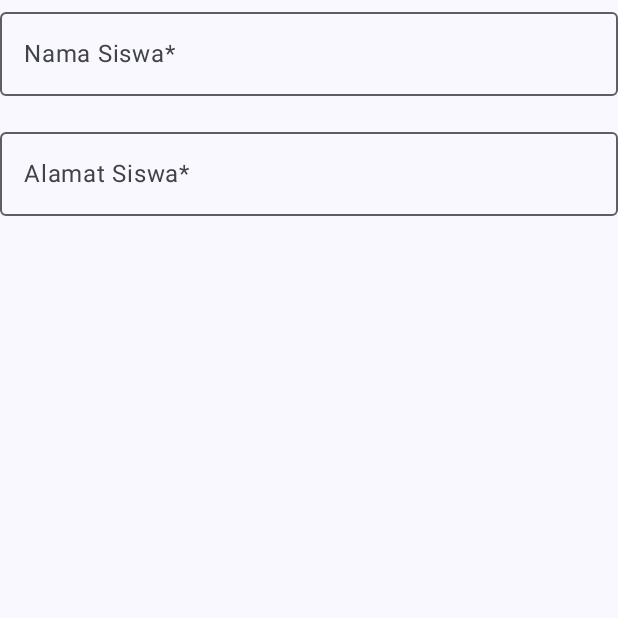
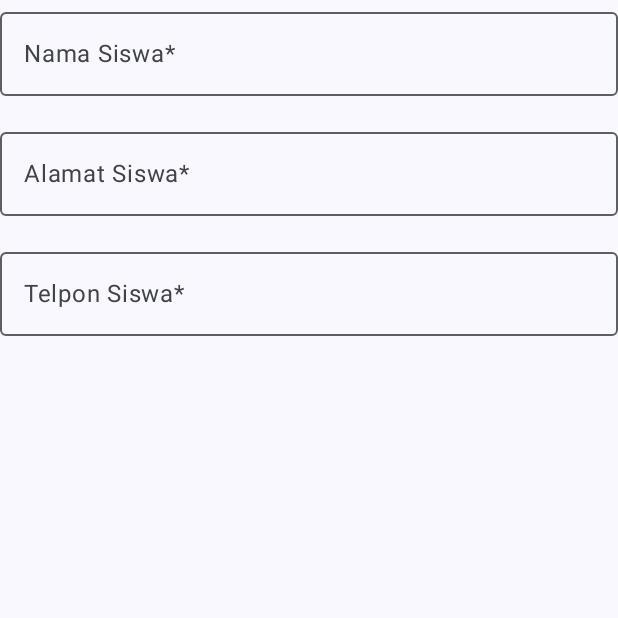
Before and after one commit to Alifnurrachman25/20210140029_RoomDatabase, an Android app built with Jetpack Compose: the composable FormInputSiswa shown on its own in the app's theme, on a phone screen of 412 x 824 dp, the top half of it. Run offline under Robolectric (Android 15) with nearby library versions, the phone set to English and light mode, and no system bars.

Commit message:
menambahkan outlinedtextfield telpon

```diff
--- a/app/src/main/java/com/example/roomsiswa/ui/HalamanEntry.kt
+++ b/app/src/main/java/com/example/roomsiswa/ui/HalamanEntry.kt
@@ -109,5 +109,12 @@ fun FormInputSiswa(
             enabled = enabled,
             singleLine = true
         )
+        OutlinedTextField(value = detailSiswa.telpon,
+            onValueChange = {onValueChange(detailSiswa.copy(telpon = it))},
+            label = { Text(stringResource(id = R.string.telpon))},
+            modifier = Modifier.fillMaxWidth(),
+            enabled = enabled,
+            singleLine = true
+        )
     }
 }
```
